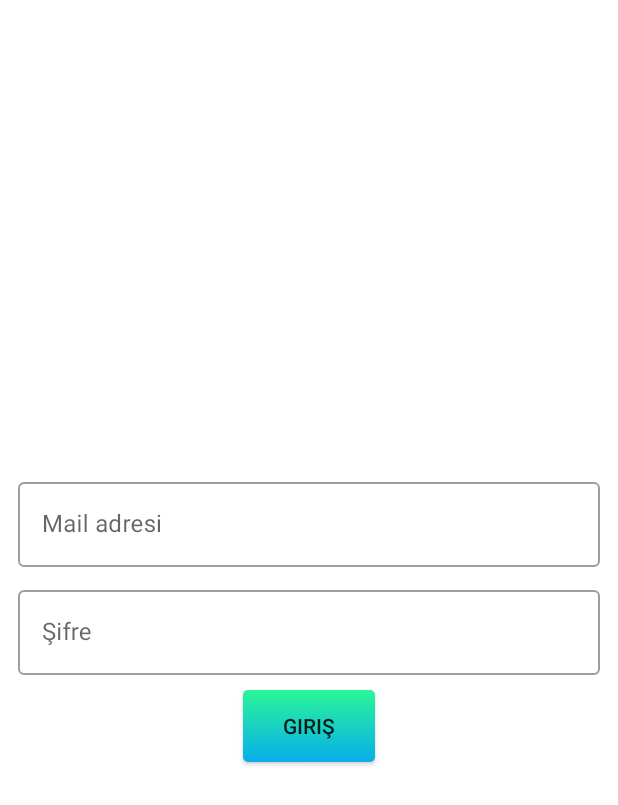
After one commit to talhadengiz/tomurcuk, an Android app: the LoginFragment screen opened through its navigation route, on a phone screen of 412 x 824 dp. The commit adds this screen. Shown: the top 805 px of the screen. Run offline under Robolectric (Android 15) with nearby library versions, the phone set to English and light mode, and no system bars; 1 statement that could not run was skipped.

Commit message:
Login transaction created.

```diff
--- /dev/null
+++ b/app/src/main/java/com/talhadengiz/tomurcuk/ui/fragment/foundation/LoginFragment.kt
@@ -0,0 +1,41 @@
+package com.talhadengiz.tomurcuk.ui.fragment.foundation
+
+import android.os.Bundle
+import androidx.fragment.app.Fragment
+import android.view.LayoutInflater
+import android.view.View
+import android.view.ViewGroup
+import android.widget.Toast
+import androidx.navigation.fragment.findNavController
+import com.talhadengiz.tomurcuk.R
+import com.talhadengiz.tomurcuk.databinding.FragmentLoginBinding
+import com.talhadengiz.tomurcuk.utils.SharedPrefHelper
+
+class LoginFragment : Fragment() {
+
+    private lateinit var binding:FragmentLoginBinding
+
+    override fun onCreateView(
+        inflater: LayoutInflater, container: ViewGroup?,
+        savedInstanceState: Bundle?
+    ): View? {
+        binding = FragmentLoginBinding.inflate(layoutInflater)
+        return binding.root
+    }
+
+    override fun onViewCreated(view: View, savedInstanceState: Bundle?) {
+        super.onViewCreated(view, savedInstanceState)
+        initClickListener()
+    }
+
+    private fun initClickListener() {
+        binding.btnLogin.setOnClickListener {
+            if(binding.etMail.text.toString() == "talhadengiz@gmail.com" && binding.etPassword.text.toString() == "Asd123"){
+                SharedPrefHelper(requireContext()).saveLogin(true)
+                findNavController().navigate(R.id.action_loginFragment_to_foundationFragment)
+            }else{
+                Toast.makeText(requireContext(),"Mail veya şifre hatalı",Toast.LENGTH_LONG).show()
+            }
+        }
+    }
+}
--- /dev/null
+++ b/app/src/main/res/layout/fragment_login.xml
@@ -0,0 +1,47 @@
+<?xml version="1.0" encoding="utf-8"?>
+<LinearLayout xmlns:android="http://schemas.android.com/apk/res/android"
+    xmlns:tools="http://schemas.android.com/tools"
+    android:layout_width="match_parent"
+    android:layout_height="match_parent"
+    android:orientation="vertical"
+    android:gravity="center"
+    android:padding="@dimen/dimen_12"
+    tools:context=".ui.fragment.foundation.LoginFragment">
+
+    <com.google.android.material.textfield.TextInputLayout
+        android:id="@+id/layout_mail"
+        android:layout_width="match_parent"
+        android:layout_height="wrap_content"
+        style="@style/Widget.MaterialComponents.TextInputLayout.OutlinedBox">
+
+        <com.google.android.material.textfield.TextInputEditText
+            android:id="@+id/et_mail"
+            android:hint="@string/mail_adresi"
+            android:layout_width="match_parent"
+            android:layout_height="wrap_content" />
+    </com.google.android.material.textfield.TextInputLayout>
+
+    <com.google.android.material.textfield.TextInputLayout
+        android:id="@+id/layout_password"
+        android:layout_width="match_parent"
+        android:layout_height="wrap_content"
+        android:layout_marginTop="@dimen/dimen_10"
+        style="@style/Widget.MaterialComponents.TextInputLayout.OutlinedBox">
+
+        <com.google.android.material.textfield.TextInputEditText
+            android:id="@+id/et_password"
+            android:hint="@string/sifre"
+            android:inputType="textPassword"
+            android:layout_width="match_parent"
+            android:layout_height="wrap_content" />
+    </com.google.android.material.textfield.TextInputLayout>
+
+    <androidx.appcompat.widget.AppCompatButton
+        android:id="@+id/btn_login"
+        android:text="@string/giris"
+        android:layout_marginTop="@dimen/dimen_10"
+        android:background="@drawable/button_bg"
+        android:layout_width="wrap_content"
+        android:layout_height="wrap_content" />
+
+</LinearLayout>
--- a/app/src/main/res/navigation/nav_graph.xml
+++ b/app/src/main/res/navigation/nav_graph.xml
@@ -22,6 +22,9 @@
             app:enterAnim="@anim/slide_left"
             app:exitAnim="@anim/slide_right"
             app:popEnterAnim="@anim/wait_anim"/>
+        <action
+            android:id="@+id/action_requirementListFragment_to_loginFragment"
+            app:destination="@id/loginFragment" />
     </fragment>
     <fragment
         android:id="@+id/addRequirementFragment"
@@ -39,7 +42,13 @@
         android:id="@+id/foundationFragment"
         android:name="com.talhadengiz.tomurcuk.ui.fragment.foundation.FoundationFragment"
         android:label="fragment_foundation"
-        tools:layout="@layout/fragment_foundation" />
+        tools:layout="@layout/fragment_foundation" >
+        <action
+            android:id="@+id/action_foundationFragment_to_requirementListFragment"
+            app:destination="@id/requirementListFragment"
+            app:popUpTo="@+id/requirementListFragment"
+            app:popUpToInclusive="true"/>
+    </fragment>
     <fragment
         android:id="@+id/splashFragment"
         android:name="com.talhadengiz.tomurcuk.ui.fragment.splash.SplashFragment"
@@ -54,4 +63,13 @@
             app:exitAnim="@anim/slide_right"
             app:popEnterAnim="@anim/wait_anim"/>
     </fragment>
+    <fragment
+        android:id="@+id/loginFragment"
+        android:name="com.talhadengiz.tomurcuk.ui.fragment.foundation.LoginFragment"
+        android:label="fragment_login"
+        tools:layout="@layout/fragment_login" >
+        <action
+            android:id="@+id/action_loginFragment_to_foundationFragment"
+            app:destination="@id/foundationFragment" />
+    </fragment>
 </navigation>
--- a/app/src/main/res/values/strings.xml
+++ b/app/src/main/res/values/strings.xml
@@ -12,4 +12,8 @@
     <string name="requirement">İhtiyaç: %1$s</string>
     <string name="total">Miktar: %1$s</string>
     <string name="location">Konum: %1$s</string>
+    <string name="mail_adresi">Mail adresi</string>
+    <string name="sifre">Şifre</string>
+    <string name="giris">Giriş</string>
+    <string name="cikis_yap">Çıkış yap</string>
 </resources>
```
Also changed, not shown: app/src/main/java/com/talhadengiz/tomurcuk/ui/fragment/foundation/FoundationFragment.kt (+11 -0 lines), app/src/main/java/com/talhadengiz/tomurcuk/ui/fragment/requirement/RequirementListFragment.kt (+10 -1 lines), app/src/main/java/com/talhadengiz/tomurcuk/utils/SharedPrefHelper.kt (added, +27 -0 lines), app/src/main/res/layout/fragment_foundation.xml (+19 -3 lines).
